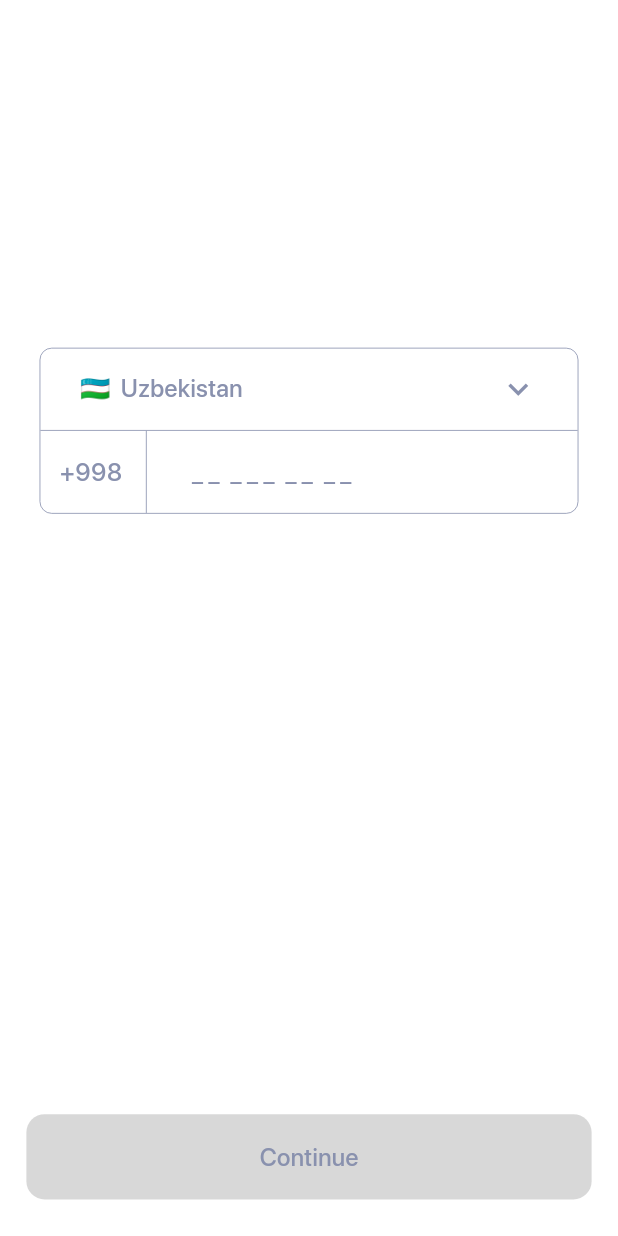
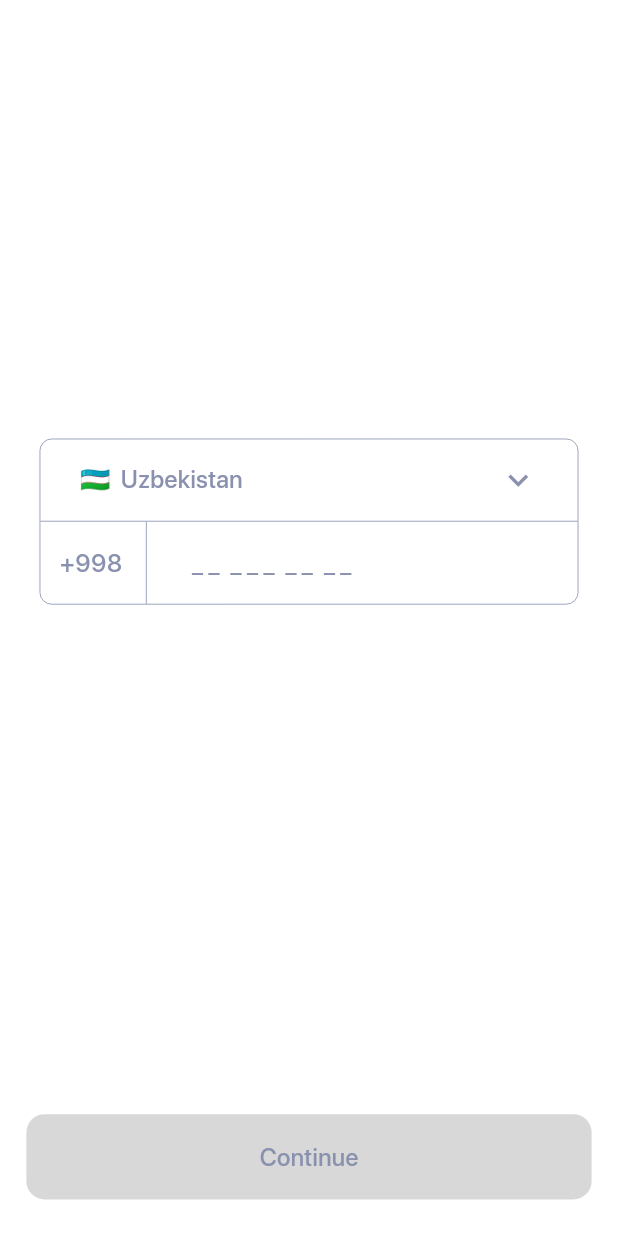
Before and after one commit to sharofkurbonov/Countries-Phone-Number, a Flutter app: the screen it shows after launch, on a phone screen of 412 x 824 dp. Run offline on Flutter 3.47's test engine with Material 3 defaults, Android fonts, the phone set to English and light mode, and no system bars; our stand-ins replace flutter_screenutil; project files that could hold a hidden picture were left out.

Commit message:
version 1

```diff
--- a/lib/ui/phone_number_screen.dart
+++ b/lib/ui/phone_number_screen.dart
@@ -48,14 +48,17 @@ class _PhoneNumberScreenState extends State<PhoneNumberScreen> {
 
   @override
   Widget build(BuildContext context) {
-    // 0xFF18222D
     return Scaffold(
       backgroundColor: AppColor.white,
       body: Column(
         children: [
           Spacer(),
           Expanded(
+            child: Center(
               child: ListView(
+                shrinkWrap: true,
+                padding: EdgeInsets.zero,
+                physics: const NeverScrollableScrollPhysics(),
                 children: [
                   PhoneNumberWidget(
                     selectedCountry: selectedCountry,
@@ -68,6 +71,7 @@ class _PhoneNumberScreenState extends State<PhoneNumberScreen> {
                     onPhoneNumberChanged: _onPhoneNumberChanged,
                   ),
                 ],
+              ),
             ),
           ),
           Spacer(),
```
Lines whose indentation alone changed are shown as unchanged.
